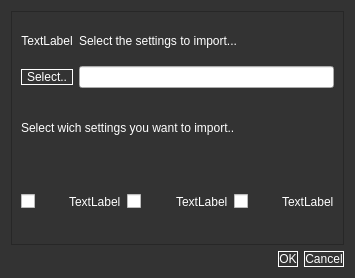
Old version of the form Ui/importsettingsqt.ui in the repository Vazquinhos/CatalunyaCircuit.
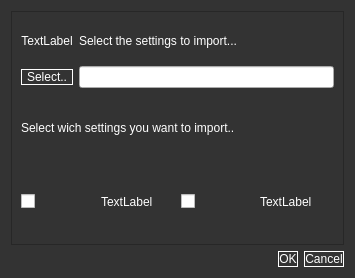
New version of the form.

The edit to the form file:
```diff
--- a/Ui/importsettingsqt.ui
+++ b/Ui/importsettingsqt.ui
@@ -121,20 +121,6 @@
           </property>
          </widget>
         </item>
-        <item>
-         <widget class="QCheckBox" name="car_chk">
-          <property name="text">
-           <string/>
-          </property>
-         </widget>
-        </item>
-        <item>
-         <widget class="QLabel" name="car_icon">
-          <property name="text">
-           <string>TextLabel</string>
-          </property>
-         </widget>
-        </item>
        </layout>
       </item>
      </layout>
```
